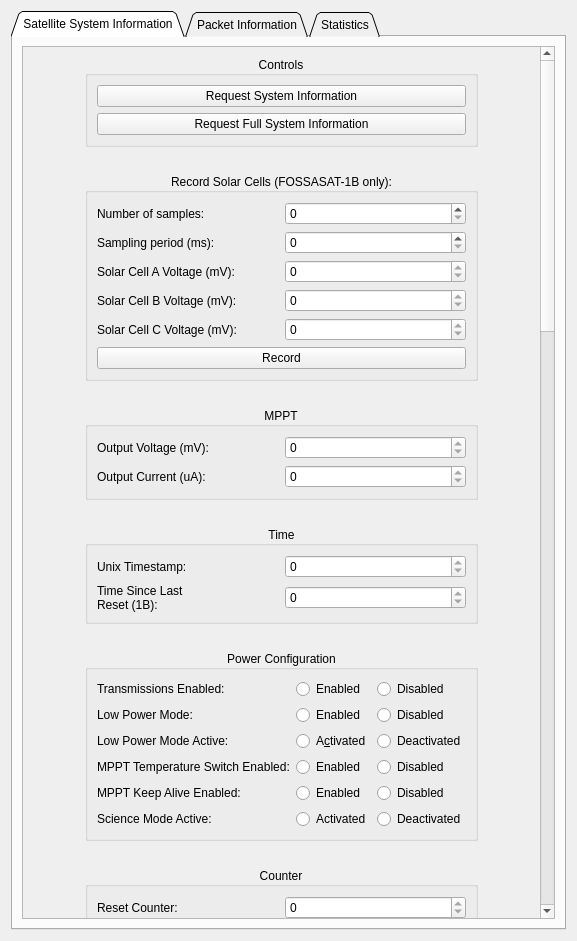
Above: FOSSAGSCP/systeminformationpane.ui from FOSSASystems/FOSSA-GroundStationControlPanel before the change. Below: the same form after it.
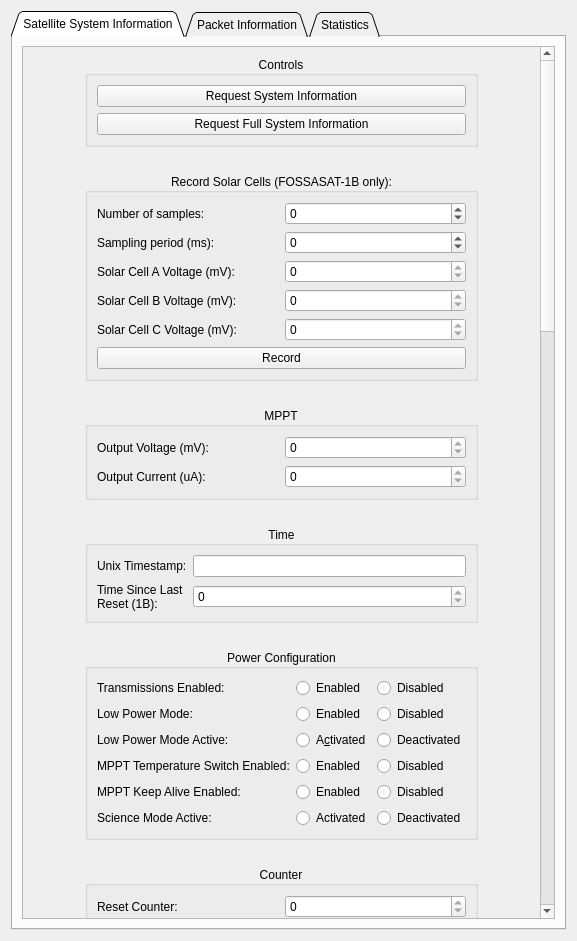
That is the form after the change. The open tabs and pages were chosen to show the change.

Commit message: system information parses output current and unix timestamp from system information frmae

The edit to the form file:
```diff
--- a/FOSSAGSCP/systeminformationpane.ui
+++ b/FOSSAGSCP/systeminformationpane.ui
@@ -39,7 +39,7 @@
           <property name="geometry">
            <rect>
             <x>33</x>
-            <y>-1974</y>
+            <y>-285</y>
             <width>439</width>
             <height>2852</height>
            </rect>
@@ -428,14 +428,14 @@
               <set>Qt::AlignCenter</set>
              </property>
              <layout class="QGridLayout" name="gridLayout_4">
-              <item row="0" column="0">
+              <item row="1" column="0">
                <widget class="QLabel" name="label_3">
                 <property name="text">
                  <string>Unix Timestamp:</string>
                 </property>
                </widget>
               </item>
-              <item row="2" column="0">
+              <item row="3" column="0">
                <widget class="QLabel" name="label_79">
                 <property name="text">
                  <string>Time Since Last
@@ -443,19 +443,21 @@
                 </property>
                </widget>
               </item>
-              <item row="2" column="1">
+              <item row="3" column="1">
                <widget class="QSpinBox" name="SystemInformation_1B_TimeSinceLastReset_SpinBox">
                 <property name="readOnly">
                  <bool>true</bool>
                 </property>
+                <property name="minimum">
+                 <number>-99999</number>
+                </property>
+                <property name="maximum">
+                 <number>99999</number>
+                </property>
                </widget>
               </item>
-              <item row="0" column="1">
-               <widget class="QSpinBox" name="SystemInformation_UnixTimestamp_SpinBox">
-                <property name="readOnly">
-                 <bool>true</bool>
-                </property>
-               </widget>
+              <item row="1" column="1">
+               <widget class="QLineEdit" name="SystemInformation_UnixTimestamp_LineEdit"/>
               </item>
              </layout>
             </widget>
@@ -728,6 +730,12 @@
                 <property name="readOnly">
                  <bool>true</bool>
                 </property>
+                <property name="minimum">
+                 <number>-99999</number>
+                </property>
+                <property name="maximum">
+                 <number>99999</number>
+                </property>
                </widget>
               </item>
              </layout>
@@ -743,7 +751,14 @@
              </property>
              <layout class="QGridLayout" name="gridLayout_28">
               <item row="1" column="1">
-               <widget class="QSpinBox" name="SystemInformation_RecordSolarCells_SamplingPeriod_SpinBox"/>
+               <widget class="QSpinBox" name="SystemInformation_RecordSolarCells_SamplingPeriod_SpinBox">
+                <property name="minimum">
+                 <number>-99999</number>
+                </property>
+                <property name="maximum">
+                 <number>99999</number>
+                </property>
+               </widget>
               </item>
               <item row="0" column="0">
                <widget class="QLabel" name="label_68">
@@ -753,7 +768,14 @@
                </widget>
               </item>
               <item row="0" column="1">
-               <widget class="QSpinBox" name="SystemInformation_RecordSolarCells_NumSamples_SpinBox"/>
+               <widget class="QSpinBox" name="SystemInformation_RecordSolarCells_NumSamples_SpinBox">
+                <property name="minimum">
+                 <number>-99999</number>
+                </property>
+                <property name="maximum">
+                 <number>99999</number>
+                </property>
+               </widget>
               </item>
               <item row="3" column="0">
                <widget class="QLabel" name="label_71">
```
Left out of the diff: 418 changed lines with no effect on the pictures. The commit also changes 3 other files.
